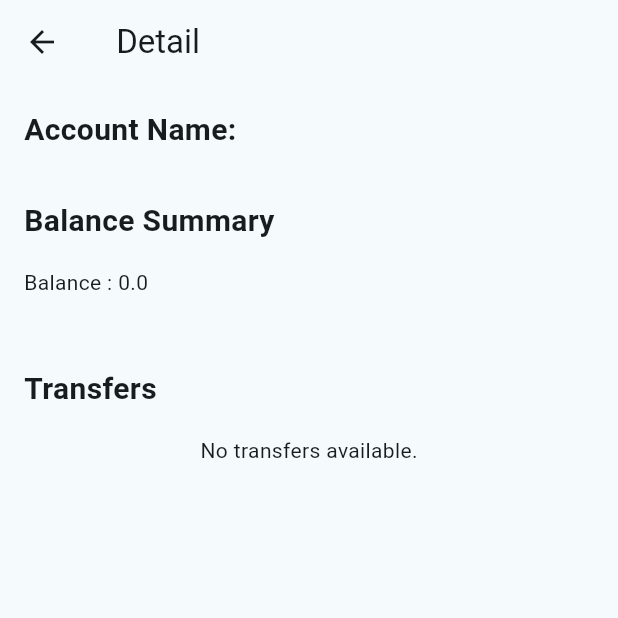
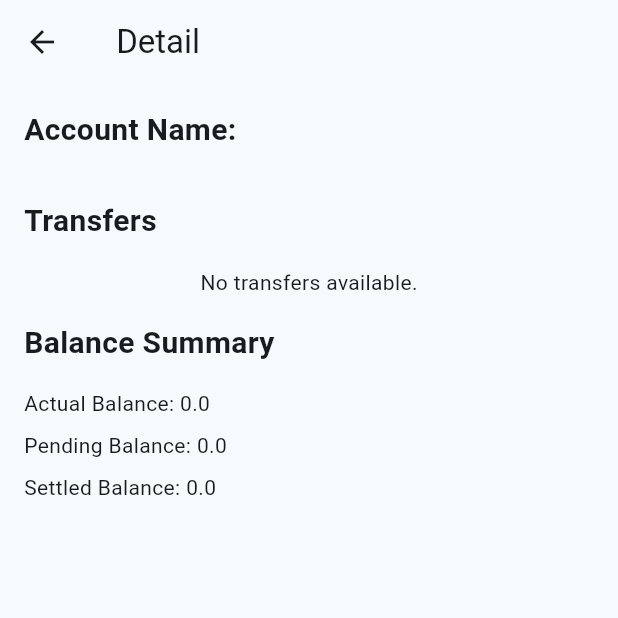
Before and after one commit to Thinnakorn050/mywallet, a Flutter app: the AccountDetailPage screen opened directly with empty values, on a phone screen of 412 x 824 dp, the top half of it. Run offline on Flutter 3.47's test engine with Material 3 defaults, Android fonts, the phone set to English and light mode, and no system bars; our stand-ins replace csv, font_awesome_flutter, sqflite; accounts and stored records are empty.

Commit message:
Revert "fix minor format"
This reverts commit 8400aca73b529e9a6f175bb6ed8d7986d788977a.

```diff
--- a/lib/main.dart
+++ b/lib/main.dart
@@ -12,7 +12,7 @@
   @override
   Widget build(BuildContext context) {
     return MaterialApp(
-      title: 'My Wallet',
+      title: 'Flutter Demo',
       theme: ThemeData(
         // This is the theme of your application.
         //
--- a/lib/material3_bottom.dart
+++ b/lib/material3_bottom.dart
@@ -18,7 +18,7 @@
   @override
   Widget build(BuildContext context) {
     return Scaffold(
-      appBar: AppBar(title: const Text('My Wallet')),
+      appBar: AppBar(title: const Text('My Wallet App')),
       body: _getPage(_selectedIndex),
       bottomNavigationBar: NavigationBar(
         animationDuration: const Duration(seconds: 1),
--- a/lib/pages/Dashboard.dart
+++ b/lib/pages/Dashboard.dart
@@ -27,11 +27,8 @@
 
   @override
   Widget build(BuildContext context) {
-    return DefaultTabController(
-      length: 2,
-      child: Scaffold(
+    return Scaffold(
       appBar: AppBar(
-          centerTitle: true,
         title: Text('Dashboard'),
       ),
       body: FutureBuilder(
@@ -64,7 +61,6 @@
           }
         },
       ),
-      ),
     );
   }
 }
--- a/lib/pages/History.dart
+++ b/lib/pages/History.dart
@@ -35,7 +35,7 @@
       length: 2,
       child: Scaffold(
         appBar: AppBar(
-          title: Text('History'),
+          title: Text('History_page'),
           centerTitle: true,
           bottom: TabBar(
             tabs: [
--- a/lib/pages/HomePage.dart
+++ b/lib/pages/HomePage.dart
@@ -46,7 +46,7 @@
       length: 3,
       child: Scaffold(
         appBar: AppBar(
-          title: Text('Home'),
+          title: Text('Home Page'),
           centerTitle: true,
           actions: [
             IconButton(
@@ -58,7 +58,7 @@
             tabs: [
               Padding(
                 padding: const EdgeInsets.symmetric(vertical: 16.0),
-                child: Text('Transfer'),
+                child: Text('Trans'),
               ),
             ],
           ),
--- a/lib/pages/Profile.dart
+++ b/lib/pages/Profile.dart
@@ -37,7 +37,7 @@
       length: 2,
       child: Scaffold(
         appBar: AppBar(
-          title: Text('Profile'),
+          title: Text('Profile_page'),
           centerTitle: true,
           bottom: TabBar(
             tabs: [
--- a/lib/pages/account_detail_page.dart
+++ b/lib/pages/account_detail_page.dart
@@ -24,11 +24,6 @@
 
   Future<void> _loadData() async {
     _transfers = _databaseService.transfersByAccountId(widget.account!.id!);
-  }
-
-  Future<String> GetcategoryName(int ID) async {
-    var temp = await _databaseService.categoryOne(ID);
-    return temp.name;
   }
 
   @override
@@ -61,6 +56,8 @@
             } else {
               final List<Transfer> transfers = snapshot.data!;
               double actualBalance = calculateActualBalance(transfers);
+              double pendingBalance = calculatePendingBalance(transfers);
+              double settledBalance = calculateSettledBalance(transfers);
 
               return Column(
                 crossAxisAlignment: CrossAxisAlignment.start,
@@ -73,10 +70,12 @@
                           TextStyle(fontSize: 20, fontWeight: FontWeight.bold),
                     ),
                   ),
-                  _buildBalanceSection(actualBalance),
-                  SizedBox(height: 15),
                   _buildTransactionSection('Transfers', transfers),
-                  // Additional space for the button to avoid overlapping content
+                  _buildBalanceSection(
+                      actualBalance, pendingBalance, settledBalance),
+                  SizedBox(
+                      height:
+                          80), // Additional space for the button to avoid overlapping content
                 ],
               );
             }
@@ -90,6 +89,16 @@
     return transfers.fold(0, (double sum, Transfer transfer) {
       return sum + transfer.money;
     });
+  }
+
+  double calculatePendingBalance(List<Transfer> transfers) {
+    // Add logic to calculate pending balance based on your requirements
+    return 0.0;
+  }
+
+  double calculateSettledBalance(List<Transfer> transfers) {
+    // Add logic to calculate settled balance based on your requirements
+    return 0.0;
   }
 
   Widget _buildTransactionSection(String title, List<Transfer> transfers) {
@@ -116,30 +125,15 @@
             itemBuilder: (context, index) {
               final transfer = transfers[index];
 
-              return FutureBuilder<String>(
-                future: GetcategoryName(transfer.categoryId),
-                builder: (context, snapshot) {
-                  if (snapshot.connectionState == ConnectionState.waiting) {
-                    return CircularProgressIndicator();
-                  } else if (snapshot.hasError) {
-                    return Text('Error: ${snapshot.error}');
-                  } else {
-                    final categoryName = snapshot.data;
-
               return Column(
                 children: [
                   ListTile(
                     title: Text('Money: ${transfer.money}'),
-                          subtitle: Text(
-                              'Date: ${transfer.date.day}-${transfer.date.month}-${transfer.date.year}'
-                              '  Category: $categoryName'
-                              '  Memo: ${transfer.memo}'),
+                    subtitle: Text('Date: ${transfer.date}'),
+                    // Add more details based on your Transfer model
                   ),
                   if (index < transfers.length - 1) Divider(),
                 ],
-                    );
-                  }
-                },
               );
             },
           ),
@@ -147,7 +141,8 @@
     );
   }
 
-  Widget _buildBalanceSection(double actualBalance) {
+  Widget _buildBalanceSection(
+      double actualBalance, double pendingBalance, double settledBalance) {
     return Padding(
       padding: const EdgeInsets.all(16.0),
       child: Column(
@@ -158,7 +153,11 @@
             style: TextStyle(fontSize: 20, fontWeight: FontWeight.bold),
           ),
           SizedBox(height: 16),
-          Text('Balance : $actualBalance'),
+          Text('Actual Balance: $actualBalance'),
+          SizedBox(height: 8),
+          Text('Pending Balance: $pendingBalance'),
+          SizedBox(height: 8),
+          Text('Settled Balance: $settledBalance'),
         ],
       ),
     );
```
Also changed, not shown: pubspec.lock, 5 other files. Lines whose indentation alone changed are shown as unchanged.
